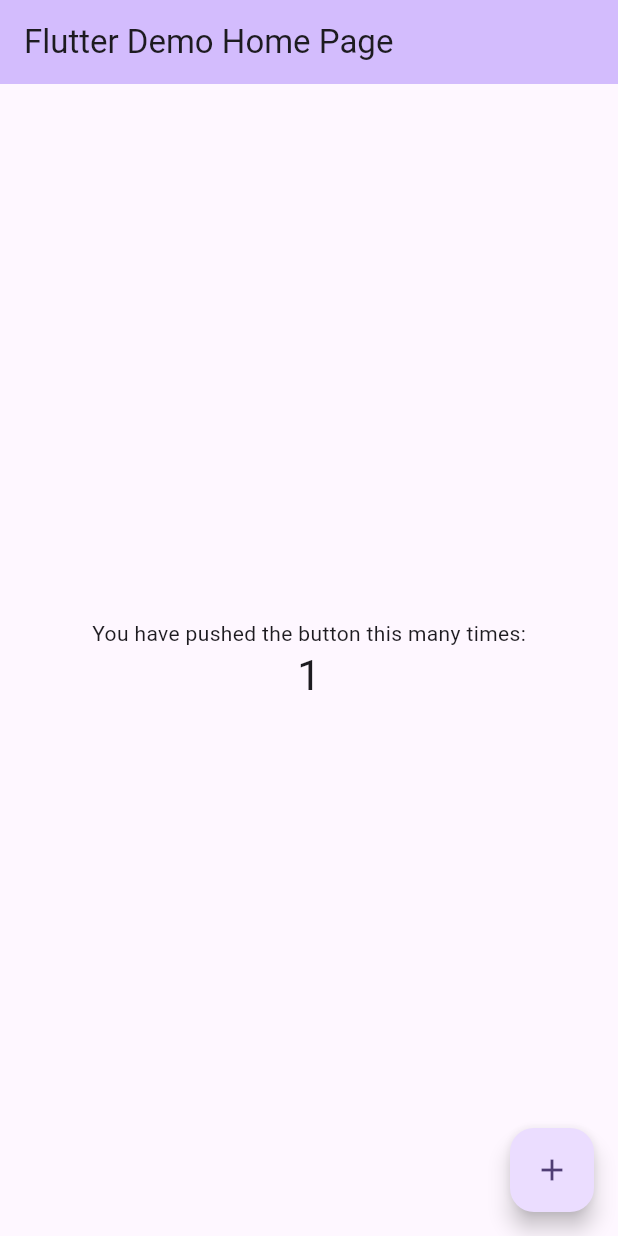
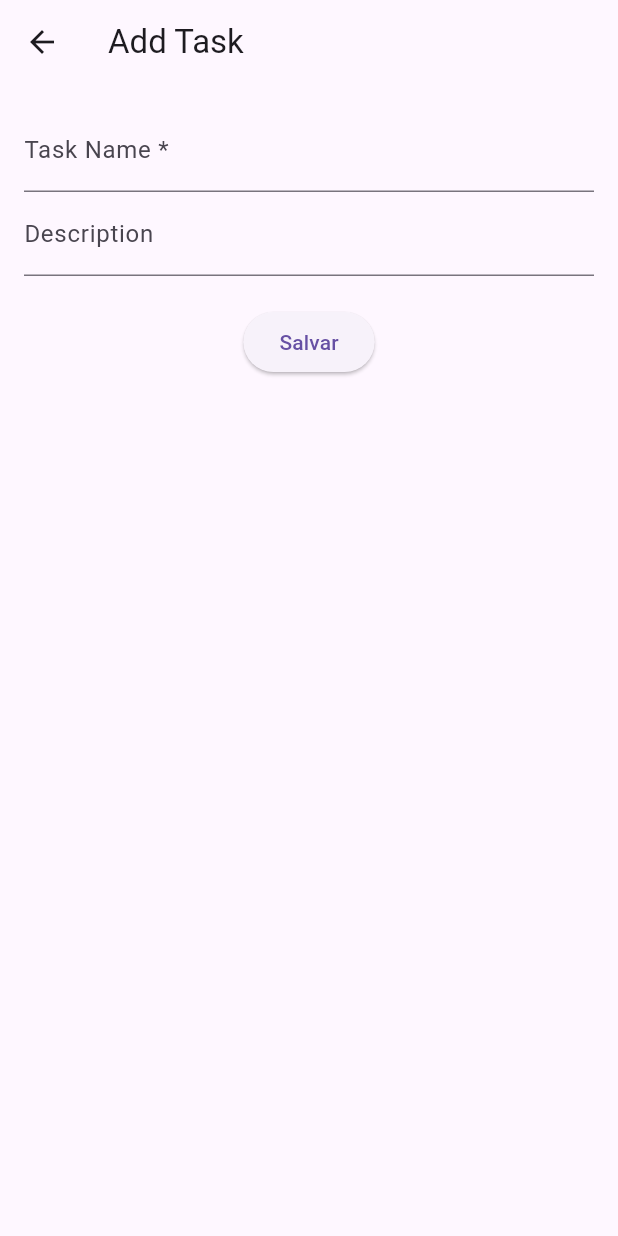
Before and after one commit to edilsonribeirojr/fpfchallenge, a Flutter app: the screen it shows after launch, after a tap on the "add" icon, on a phone screen of 412 x 824 dp. Run offline on Flutter 3.47's test engine with Material 3 defaults, Android fonts, the phone set to English and light mode, and no system bars; our stand-ins replace shared_preferences.

Commit message:
Atualiza o README e ajusta a funcionalidade da lista de tarefas

```diff
--- a/lib/main.dart
+++ b/lib/main.dart
@@ -1,122 +1,122 @@
 import 'package:flutter/material.dart';
+import 'package:shared_preferences/shared_preferences.dart';
+import 'screens/add_task_screen.dart';  // Certifique-se de que esse caminho está correto
 
 void main() {
-  runApp(const MyApp());
+  runApp(MyApp());
 }
 
 class MyApp extends StatelessWidget {
-  const MyApp({super.key});
-
-  // This widget is the root of your application.
   @override
   Widget build(BuildContext context) {
     return MaterialApp(
-      title: 'Flutter Demo',
+      title: 'Flutter To-Do App',
       theme: ThemeData(
-        // This is the theme of your application.
-        //
-        // TRY THIS: Try running your application with "flutter run". You'll see
-        // the application has a purple toolbar. Then, without quitting the app,
-        // try changing the seedColor in the colorScheme below to Colors.green
-        // and then invoke "hot reload" (save your changes or press the "hot
-        // reload" button in a Flutter-supported IDE, or press "r" if you used
-        // the command line to start the app).
-        //
-        // Notice that the counter didn't reset back to zero; the application
-        // state is not lost during the reload. To reset the state, use hot
-        // restart instead.
-        //
-        // This works for code too, not just values: Most code changes can be
-        // tested with just a hot reload.
-        colorScheme: ColorScheme.fromSeed(seedColor: Colors.deepPurple),
+        primarySwatch: Colors.blue,
       ),
-      home: const MyHomePage(title: 'Flutter Demo Home Page'),
+      home: TaskListScreen(),
     );
   }
 }
 
-class MyHomePage extends StatefulWidget {
-  const MyHomePage({super.key, required this.title});
-
-  // This widget is the home page of your application. It is stateful, meaning
-  // that it has a State object (defined below) that contains fields that affect
-  // how it looks.
-
-  // This class is the configuration for the state. It holds the values (in this
-  // case the title) provided by the parent (in this case the App widget) and
-  // used by the build method of the State. Fields in a Widget subclass are
-  // always marked "final".
-
-  final String title;
+class TaskListScreen extends StatefulWidget {
+  const TaskListScreen({super.key});
 
   @override
-  State<MyHomePage> createState() => _MyHomePageState();
+  TaskListScreenState createState() => TaskListScreenState(); // Nome da classe foi alterado
 }
 
-class _MyHomePageState extends State<MyHomePage> {
-  int _counter = 0;
+class TaskListScreenState extends State<TaskListScreen> {  // Classe pública agora
+  List<Map<String, String?>> tasks = []; // A descrição pode ser nula
 
-  void _incrementCounter() {
+  @override
+  void initState() {
+    super.initState();
+    _loadTasks();
+  }
+
+  Future<void> _loadTasks() async {
+    final prefs = await SharedPreferences.getInstance();
+    final taskList = prefs.getStringList('tasks') ?? [];
     setState(() {
-      // This call to setState tells the Flutter framework that something has
-      // changed in this State, which causes it to rerun the build method below
-      // so that the display can reflect the updated values. If we changed
-      // _counter without calling setState(), then the build method would not be
-      // called again, and so nothing would appear to happen.
-      _counter++;
+      tasks = taskList.map((task) {
+        final parts = task.split(',');
+        return {
+          'name': parts[0],
+          'status': parts.length > 1 ? parts[1] : 'Pendente',
+          'description': parts.length > 2 ? parts[2] : '',
+        };
+      }).toList();
     });
+  }
+
+  Future<void> _addTask(String name, String? description) async {
+    final newTask = {
+      'name': name,
+      'status': 'Pendente',
+      'description': description ?? '',
+    };
+    setState(() {
+      tasks.add(newTask);
+    });
+    final prefs = await SharedPreferences.getInstance();
+    final updatedList = tasks.map((t) => '${t['name']},${t['status']},${t['description']}').toList();
+    prefs.setStringList('tasks', updatedList);
+  }
+
+  void _toggleStatus(int index) async {
+    setState(() {
+      tasks[index]['status'] =
+          tasks[index]['status'] == 'Pendente' ? 'Concluída' : 'Pendente';
+    });
+    final prefs = await SharedPreferences.getInstance();
+    final updatedList = tasks.map((t) => '${t['name']},${t['status']},${t['description']}').toList();
+    prefs.setStringList('tasks', updatedList);
   }
 
   @override
   Widget build(BuildContext context) {
-    // This method is rerun every time setState is called, for instance as done
-    // by the _incrementCounter method above.
-    //
-    // The Flutter framework has been optimized to make rerunning build methods
-    // fast, so that you can just rebuild anything that needs updating rather
-    // than having to individually change instances of widgets.
     return Scaffold(
-      appBar: AppBar(
-        // TRY THIS: Try changing the color here to a specific color (to
-        // Colors.amber, perhaps?) and trigger a hot reload to see the AppBar
-        // change color while the other colors stay the same.
-        backgroundColor: Theme.of(context).colorScheme.inversePrimary,
-        // Here we take the value from the MyHomePage object that was created by
-        // the App.build method, and use it to set our appbar title.
-        title: Text(widget.title),
-      ),
-      body: Center(
-        // Center is a layout widget. It takes a single child and positions it
-        // in the middle of the parent.
-        child: Column(
-          // Column is also a layout widget. It takes a list of children and
-          // arranges them vertically. By default, it sizes itself to fit its
-          // children horizontally, and tries to be as tall as its parent.
-          //
-          // Column has various properties to control how it sizes itself and
-          // how it positions its children. Here we use mainAxisAlignment to
-          // center the children vertically; the main axis here is the vertical
-          // axis because Columns are vertical (the cross axis would be
-          // horizontal).
-          //
-          // TRY THIS: Invoke "debug painting" (choose the "Toggle Debug Paint"
-          // action in the IDE, or press "p" in the console), to see the
-          // wireframe for each widget.
-          mainAxisAlignment: MainAxisAlignment.center,
-          children: <Widget>[
-            const Text('You have pushed the button this many times:'),
-            Text(
-              '$_counter',
-              style: Theme.of(context).textTheme.headlineMedium,
+      appBar: AppBar(title: Text('Tarefas')),
+      body: ListView.builder(
+        itemCount: tasks.length,
+        itemBuilder: (context, index) {
+          return ListTile(
+            title: Text(tasks[index]['name']!),
+            subtitle: Column(
+              crossAxisAlignment: CrossAxisAlignment.start,
+              children: [
+                Text('Status: ${tasks[index]['status']}'),
+                if (tasks[index]['description'] != null && tasks[index]['description']!.isNotEmpty)
+                  Text('Descrição: ${tasks[index]['description']}'),
+              ],
             ),
-          ],
-        ),
+            trailing: Checkbox(
+              value: tasks[index]['status'] == 'Concluída',
+              onChanged: (val) => _toggleStatus(index),
+              activeColor: Colors.green,
+            ),
+            onTap: () {
+              setState(() {
+                tasks[index]['status'] =
+                    tasks[index]['status'] == 'Pendente' ? 'Concluída' : 'Pendente';
+              });
+            },
+          );
+        },
       ),
       floatingActionButton: FloatingActionButton(
-        onPressed: _incrementCounter,
-        tooltip: 'Increment',
-        child: const Icon(Icons.add),
-      ), // This trailing comma makes auto-formatting nicer for build methods.
+        onPressed: () async {
+          await Navigator.push(
+            context,
+            MaterialPageRoute(
+              builder: (context) => AddTaskScreen(onSave: _addTask),
+            ),
+          );
+          _loadTasks(); // Recarrega a lista após voltar
+        },
+        child: Icon(Icons.add),
+      ),
     );
   }
 }
--- /dev/null
+++ b/lib/screens/add_task_screen.dart
@@ -0,0 +1,54 @@
+import 'package:flutter/material.dart';
+
+class AddTaskScreen extends StatefulWidget {
+  final Function(String name, String? description) onSave;
+
+  const AddTaskScreen({super.key, required this.onSave});
+
+  @override
+  State<AddTaskScreen> createState() => _AddTaskScreenState();
+}
+
+class _AddTaskScreenState extends State<AddTaskScreen> {
+  final TextEditingController _nameController = TextEditingController();
+  final TextEditingController _descriptionController = TextEditingController();
+
+  @override
+  Widget build(BuildContext context) {
+    return Scaffold(
+      appBar: AppBar(
+        title: Text('Add Task'),
+      ),
+      body: Padding(
+        padding: const EdgeInsets.all(16.0),
+        child: Column(
+          children: [
+            TextField(
+              controller: _nameController,
+              decoration: InputDecoration(labelText: 'Task Name *'),
+            ),
+            TextField(
+              controller: _descriptionController,
+              decoration: InputDecoration(labelText: 'Description'),
+            ),
+            const SizedBox(height: 20),
+            ElevatedButton(
+              onPressed: () {
+                if (_nameController.text.isNotEmpty) {
+                  widget.onSave(
+                    _nameController.text,
+                    _descriptionController.text.isNotEmpty
+                        ? _descriptionController.text
+                        : null,
+                  );
+                  Navigator.pop(context);
+                }
+              },
+              child: Text('Salvar'),
+            ),
+          ],
+        ),
+      ),
+    );
+  }
+}
--- a/lib/utils/parte1.dart
+++ b/lib/utils/parte1.dart
@@ -17,12 +17,4 @@ Map <String, int> analyzeList(List<int> numbers)
   };
  }
 
-void main() {
-List<int> numbers = [1, 2, 3, 4, 5];
-
-  final result = analyzeList(numbers);
-
-  print('The smallest number is: ${result['smallest']}');
-  print('The largest number is: ${result['largest']}');
-  print('The sum is: ${result['sum']}');
-}
+void main() {}
--- a/pubspec.yaml
+++ b/pubspec.yaml
@@ -34,6 +34,7 @@ dependencies:
   # The following adds the Cupertino Icons font to your application.
   # Use with the CupertinoIcons class for iOS style icons.
   cupertino_icons: ^1.0.8
+  shared_preferences: ^2.0.17
 
 dev_dependencies:
   test: ^1.24.0
```
Also changed, not shown: pubspec.lock, 2 other files.
